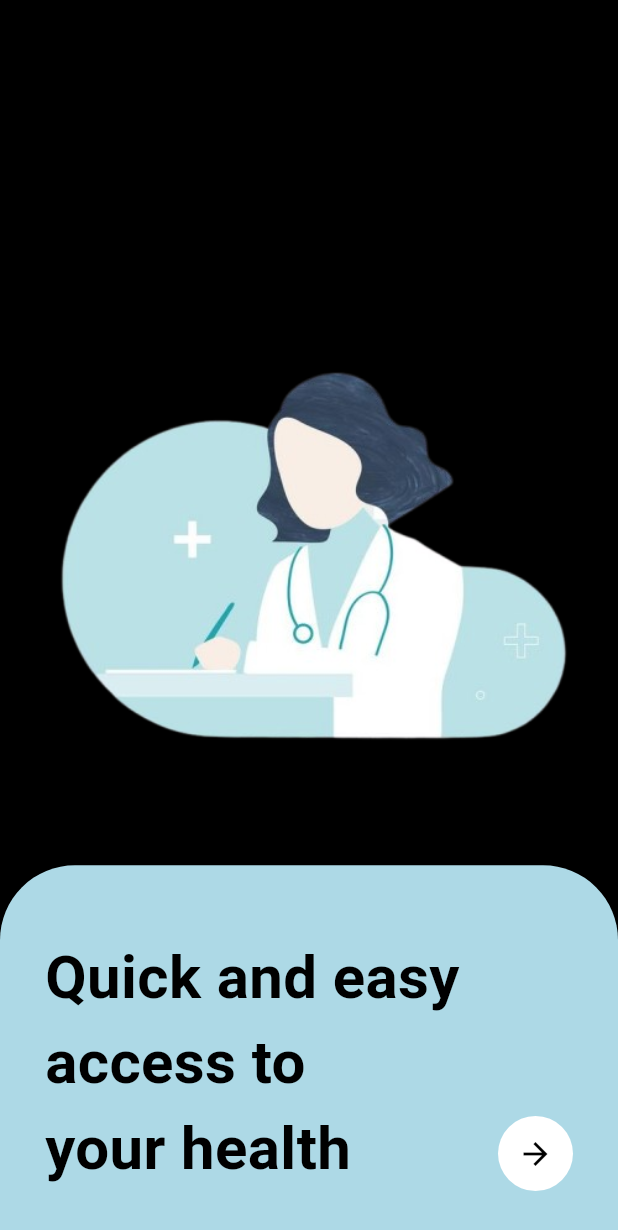
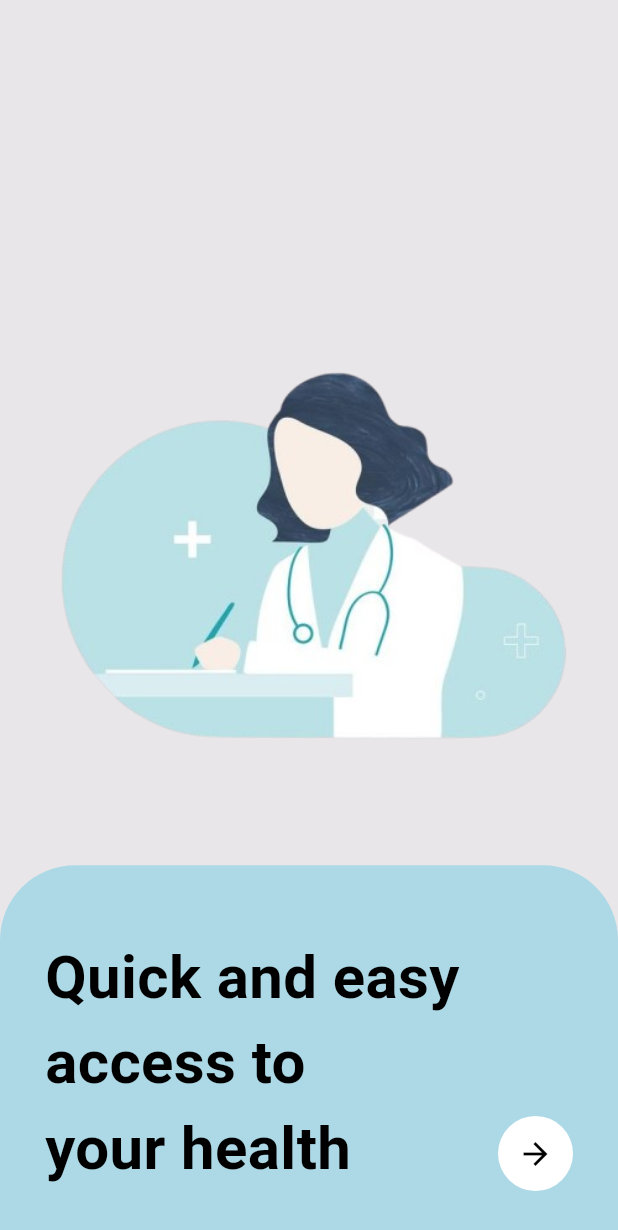
Before and after one commit to vishuSaini2000/health_care_app, a Flutter app: the screen it shows after launch, on a phone screen of 412 x 824 dp. Shown: the top 1230 px of the screen. Run offline on Flutter 3.47's test engine with Material 3 defaults, Android fonts, the phone set to English and light mode, and no system bars; our stand-ins replace flutter_riverpod.

Commit message:
scaffold color change with provider

```diff
--- a/lib/screens/start_screen.dart
+++ b/lib/screens/start_screen.dart
@@ -16,10 +16,9 @@ class _StartScreenState extends ConsumerState<StartScreen> {
   @override
   Widget build(BuildContext context) {
     Color appScaffoldColor = ref.watch(appScaffoldColorProvider);
-    return const   Scaffold(
-      // appScaffoldColor
-      backgroundColor:appBlack ,
-        body:  SafeArea(
+    return    Scaffold(
+      backgroundColor:appScaffoldColor ,
+        body:  const SafeArea(
           child: Column(
             children: [
               Flexible(
```
